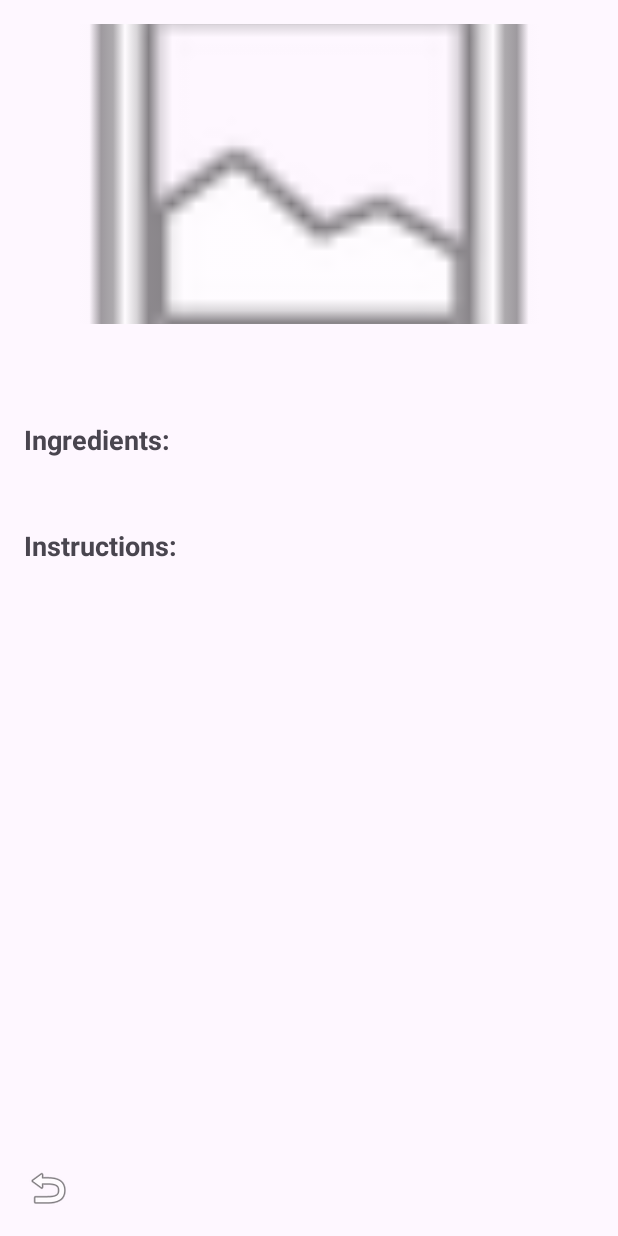
After one commit to RosNayak/QualcommEdgeAI-RecepieSuggestor-, an Android app: the RecipeDetailActivity screen opened directly, with no data from a screen before it, on a phone screen of 412 x 824 dp. The commit adds this screen. Run offline under Robolectric (Android 15) with nearby library versions, the phone set to English and light mode, and no system bars.

Commit message:
Add recipe suggestion features

```diff
--- /dev/null
+++ b/app/src/main/java/com/example/recepiesuggestor/RecipeDetailActivity.java
@@ -0,0 +1,69 @@
+package com.example.recepiesuggestor;
+
+import androidx.appcompat.app.AppCompatActivity;
+import android.content.Intent;
+import android.os.Bundle;
+import android.view.MenuItem;
+import android.view.View;
+import android.widget.ImageButton;
+import android.widget.ImageView;
+import android.widget.TextView;
+
+public class RecipeDetailActivity extends AppCompatActivity {
+
+    private ImageView recipeImage;
+    private TextView recipeTitle;
+    private TextView recipeIngredients;
+    private TextView recipeInstructions;
+    private ImageButton customBackButton;
+
+    @Override
+    protected void onCreate(Bundle savedInstanceState) {
+        super.onCreate(savedInstanceState);
+        setContentView(R.layout.activity_recipe_detail);
+
+        // Enable the Up button in Action Bar
+        if (getSupportActionBar() != null) {
+            getSupportActionBar().setDisplayHomeAsUpEnabled(true);
+        }
+
+        recipeImage = findViewById(R.id.detail_recipe_image);
+        recipeTitle = findViewById(R.id.detail_recipe_title);
+        recipeIngredients = findViewById(R.id.detail_recipe_ingredients);
+        recipeInstructions = findViewById(R.id.detail_recipe_instructions);
+
+        customBackButton = findViewById(R.id.btn_custom_back);
+        customBackButton.setOnClickListener(new View.OnClickListener() {
+            @Override
+            public void onClick(View v) {
+                finish(); // or onBackPressed();
+            }
+        });
+
+        Intent intent = getIntent();
+        if (intent != null) {
+            String title = intent.getStringExtra(MainActivity.EXTRA_TITLE);
+            String ingredients = intent.getStringExtra(MainActivity.EXTRA_INGREDIENTS);
+            String instructions = intent.getStringExtra(MainActivity.EXTRA_INSTRUCTIONS);
+            int imageId = intent.getIntExtra(MainActivity.EXTRA_IMAGE_ID, android.R.drawable.ic_menu_gallery); // Default image if not found
+
+            if (getSupportActionBar() != null) {
+                getSupportActionBar().setTitle(title);
+            }
+            recipeTitle.setText(title);
+            recipeIngredients.setText(ingredients);
+            recipeInstructions.setText(instructions);
+            recipeImage.setImageResource(imageId);
+        }
+    }
+
+    @Override
+    public boolean onOptionsItemSelected(MenuItem item) {
+        // Handle presses on the action bar items (like the Up button)
+        if (item.getItemId() == android.R.id.home) {
+            finish();
+            return true;
+        }
+        return super.onOptionsItemSelected(item);
+    }
+}
--- /dev/null
+++ b/app/src/main/res/layout/activity_recipe_detail.xml
@@ -0,0 +1,83 @@
+<?xml version="1.0" encoding="utf-8"?>
+<RelativeLayout xmlns:android="http://schemas.android.com/apk/res/android"
+    xmlns:app="http://schemas.android.com/apk/res-auto"
+    xmlns:tools="http://schemas.android.com/tools"
+    android:layout_width="match_parent"
+    android:layout_height="match_parent"
+    tools:context=".RecipeDetailActivity">
+
+    <ScrollView
+        android:layout_width="match_parent"
+        android:layout_height="match_parent"
+        android:layout_alignParentTop="true">
+
+        <LinearLayout
+            android:layout_width="match_parent"
+            android:layout_height="wrap_content"
+            android:orientation="vertical"
+            android:padding="16dp">
+
+            <ImageView
+                android:id="@+id/detail_recipe_image"
+                android:layout_width="match_parent"
+                android:layout_height="200dp"
+                android:scaleType="centerCrop"
+                android:layout_marginBottom="16dp"
+                android:contentDescription="Recipe Image" />
+
+            <TextView
+                android:id="@+id/detail_recipe_title"
+                android:layout_width="wrap_content"
+                android:layout_height="wrap_content"
+                android:layout_gravity="center_horizontal"
+                android:textSize="24sp"
+                android:textStyle="bold"
+                android:layout_marginBottom="16dp"
+                tools:text="Recipe Title" />
+
+            <TextView
+                android:layout_width="wrap_content"
+                android:layout_height="wrap_content"
+                android:text="Ingredients:"
+                android:textSize="18sp"
+                android:textStyle="bold"
+                android:layout_marginBottom="8dp" />
+
+            <TextView
+                android:id="@+id/detail_recipe_ingredients"
+                android:layout_width="match_parent"
+                android:layout_height="wrap_content"
+                android:textSize="16sp"
+                android:layout_marginBottom="16dp"
+                tools:text="List of ingredients..." />
+
+            <TextView
+                android:layout_width="wrap_content"
+                android:layout_height="wrap_content"
+                android:text="Instructions:"
+                android:textSize="18sp"
+                android:textStyle="bold"
+                android:layout_marginBottom="8dp" />
+
+            <TextView
+                android:id="@+id/detail_recipe_instructions"
+                android:layout_width="match_parent"
+                android:layout_height="wrap_content"
+                android:textSize="16sp"
+                tools:text="Step-by-step instructions..." />
+
+        </LinearLayout>
+    </ScrollView>
+
+    <ImageButton
+        android:id="@+id/btn_custom_back"
+        android:layout_width="wrap_content"
+        android:layout_height="wrap_content"
+        android:layout_alignParentStart="true"
+        android:layout_alignParentBottom="true"
+        android:layout_margin="16dp"
+        android:src="@android:drawable/ic_menu_revert"
+        android:background="?attr/selectableItemBackgroundBorderless"
+        android:contentDescription="Back" />
+
+</RelativeLayout>
```
Also changed, not shown: app/build.gradle.kts (+13 -0 lines), app/src/main/AndroidManifest.xml (+8 -0 lines), app/src/main/java/com/example/recepiesuggestor/MainActivity.java (+40 -1 lines), app/src/main/java/com/example/recepiesuggestor/Recipe.java (added, +37 -0 lines), app/src/main/java/com/example/recepiesuggestor/RecipeAdapter.java (added, +68 -0 lines), app/src/main/res/layout/list_item_recipe.xml (added, +38 -0 lines).
